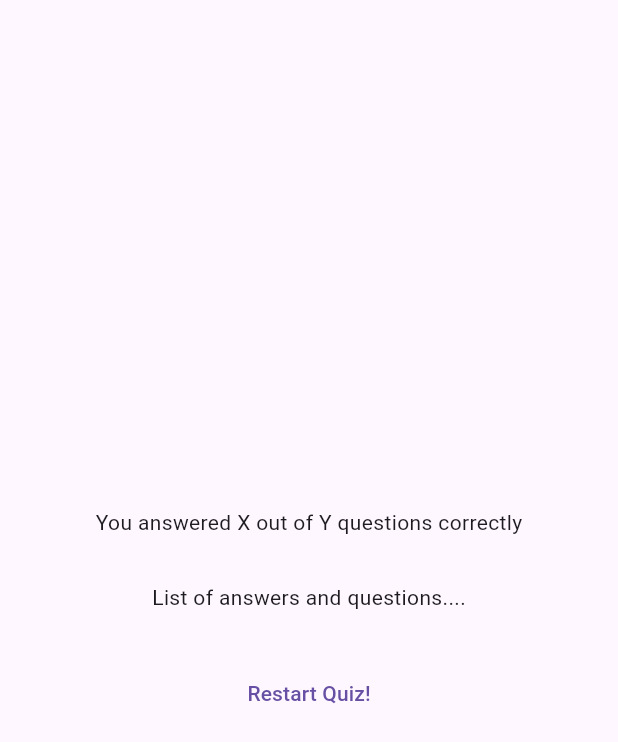
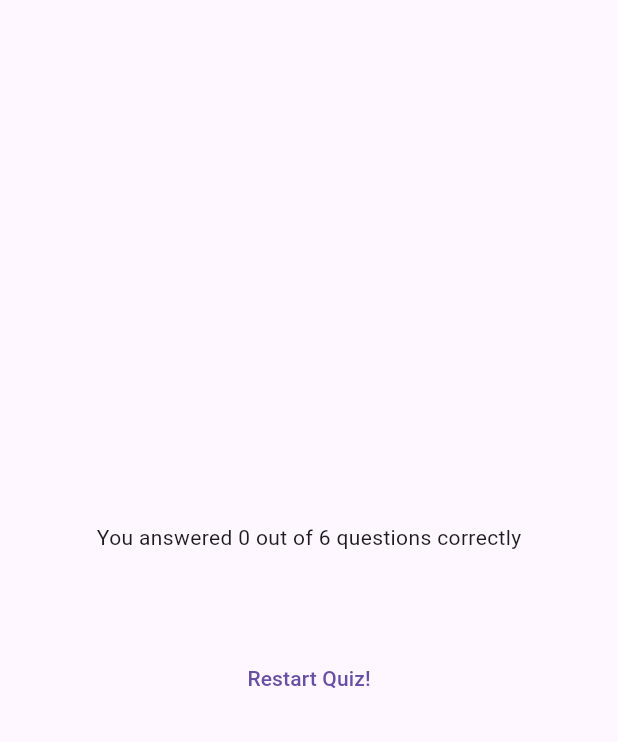
Before and after one commit to shshaheen/Quiz-me, a Flutter app: the ResultsScreen widget shown alone on an empty page, opened directly with empty values, on a phone screen of 412 x 824 dp. Shown: the top 742 px of the screen. Run offline on Flutter 3.47's test engine with Material 3 defaults, Android fonts, the phone set to English and light mode, and no system bars; our stand-ins replace google_fonts; statements that could not run were skipped.

Commit message:
summery data & number of questions answered is displaying correctly

```diff
--- a/lib/quiz.dart
+++ b/lib/quiz.dart
@@ -33,7 +33,7 @@ class _QuizState extends State<Quiz> {
         // ResultsScreen();
 
         activeScreen = 'results-screen';
-        selectedAnswers = [];
+        // selectedAnswers = [];
       });
     }
   }
@@ -55,7 +55,7 @@ class _QuizState extends State<Quiz> {
       );
     } else {
       screen = ResultsScreen(
-          chosenAnswers: selectedAnswers, startQuiz: restartScreen);
+          chosenAnswers: selectedAnswers);
     }
     return MaterialApp(
       debugShowCheckedModeBanner: false,
--- a/lib/results_screen.dart
+++ b/lib/results_screen.dart
@@ -1,4 +1,7 @@
+import 'package:flutter/foundation.dart';
 import 'package:flutter/material.dart';
+import 'package:quiz_me/questions_screen.dart';
+import 'package:quiz_me/questions_summary.dart';
 import 'package:quiz_me/start_screen.dart';
 import 'package:quiz_me/data/questions.dart';
 
@@ -6,26 +9,30 @@ class ResultsScreen extends StatelessWidget {
   const ResultsScreen({
     super.key,
     required this.chosenAnswers,
-    required this.startQuiz,
   });
   final List<String> chosenAnswers;
-  final Function startQuiz;
+  // final Function startQuiz;
   List<Map<String, Object>> getSummaryData() {
     List<Map<String, Object>> summaryData = [];
     for (int i = 0; i < chosenAnswers.length; i++) {
       summaryData.add({
         "question_index": i + 1,
-        "question" : questions[i].text,
+        "question": questions[i].text,
         "your_answer": chosenAnswers[i],
-        "correctAnswer": questions[i].answers[0]
+        "correct_answer": questions[i].answers[0]
       });
     }
     return summaryData;
   }
 
-
   @override
   Widget build(BuildContext context) {
+    final SummaryData = getSummaryData();
+    final numTotalQuestions=questions.length;
+    final numCorrectQuestions= SummaryData.where((data){
+      return data['your_answer'] == data['correct_answer'];
+    }).length;
+
     //  print(getSummaryData());
     return SizedBox(
       width: double.infinity,
@@ -34,19 +41,23 @@ class ResultsScreen extends StatelessWidget {
         child: Column(
           mainAxisAlignment: MainAxisAlignment.center,
           children: [
-            Text("You answered X out of Y questions correctly"),
+            Text("You answered $numCorrectQuestions out of $numTotalQuestions questions correctly"),
             SizedBox(
               height: 30,
             ),
-            Text("List of answers and questions...."),
+            QuestionsSummary(
+              summaryData: SummaryData,
+            ),
             SizedBox(
               height: 30,
             ),
             TextButton(
                 onPressed: () {
-                  startQuiz();
+                  // startQuiz();
                 },
-                child: Text("Restart Quiz!")),
+                child: Text(
+                  "Restart Quiz!",
+                )),
           ],
         ),
       ),
```
Also changed, not shown: lib/questions_summary.dart (+10 -8 lines).
